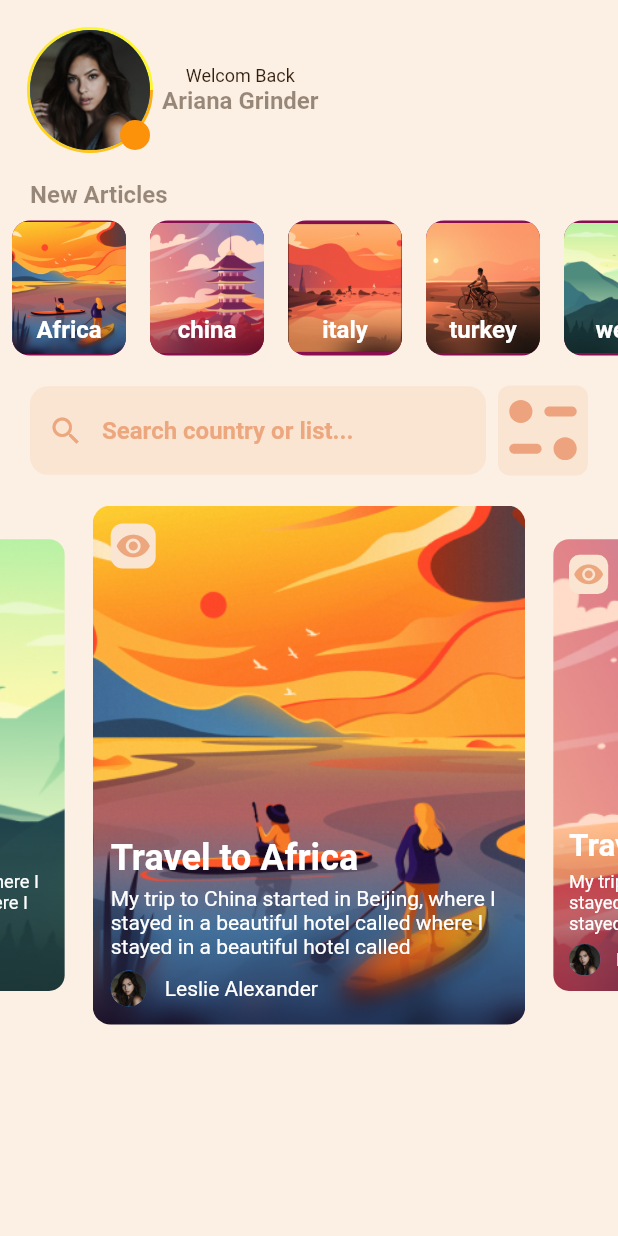
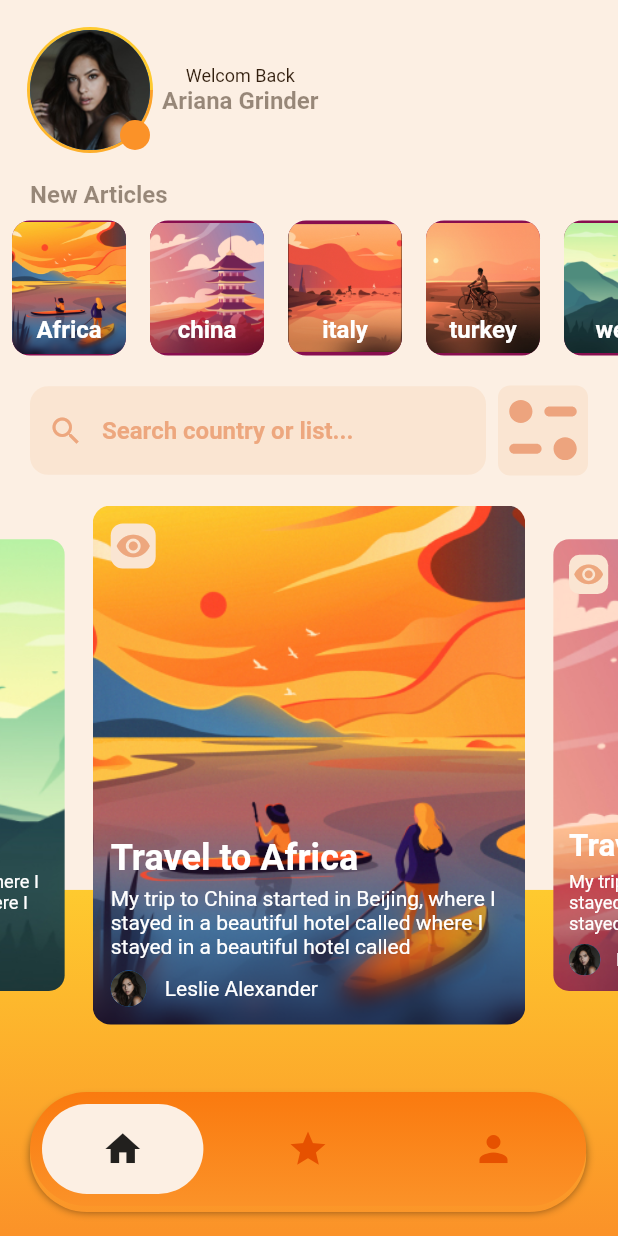
Before and after one commit to Swan1993/ui_app_maktab_khoneh, a Flutter app: the screen it shows after launch, on a phone screen of 412 x 824 dp. Run offline on Flutter 3.47's test engine with Material 2 defaults, Android fonts, the light colour scheme and no system bars; drawn by our look-alikes of carousel_slider; our stand-ins replace flutter_svg.

Commit message:
add bottom nav

```diff
--- a/lib/const/constant.dart
+++ b/lib/const/constant.dart
@@ -8,10 +8,14 @@
 const surfaceTextColor = Color.fromRGBO(237, 167, 126, 1);
 const selectBtmNavColor = Color.fromRGBO(0, 0, 0, 1);
 const unSelectBtmNavColor = Color.fromRGBO(32, 14, 50, 1);
-const primaryColor = Color.fromRGBO(251, 146, 10, 1);
+const primaryColor = Color.fromRGBO(251, 146, 40, 1);
 List<Color> gradiantColor = [
   primaryColor,
-  const Color.fromRGBO(254, 502, 47, 1),
+  const Color.fromRGBO(254, 202, 47, 1),
+];
+List<Color> bottomNavgradiantColor = [
+  const Color.fromRGBO(250, 122, 15, 1),
+  primaryColor,
 ];
 
 //standard size
--- a/lib/home.dart
+++ b/lib/home.dart
@@ -3,6 +3,7 @@
 
 //const
 import 'package:ui_app_maktabkhoneh/const/constant.dart';
+import 'package:ui_app_maktabkhoneh/screen/bottom_navigations_bar.dart';
 import 'package:ui_app_maktabkhoneh/screen/slider.dart';
 
 //widget
@@ -14,12 +15,30 @@
   const Home({Key? key}) : super(key: key);
   @override
   Widget build(BuildContext context) {
-    return const Scaffold(
+    return Scaffold(
       backgroundColor: scaffoldBackgroundColor,
       resizeToAvoidBottomInset: false,
       body: SafeArea(
         child: SizedBox(
-          child: Column(
+          child: Stack(
+            children: [
+              Positioned(
+                bottom: zero,
+                right: zero,
+                left: zero,
+                child: Container(
+                  // width: double.infinity,
+                  height: MediaQuery.of(context).size.height * 0.28,
+                  decoration: BoxDecoration(
+                    gradient: LinearGradient(
+                      colors: gradiantColor,
+                      begin: Alignment.bottomCenter,
+                      end: Alignment.topCenter,
+                    ),
+                  ),
+                ),
+              ),
+              const Column(
                 mainAxisAlignment: MainAxisAlignment.start,
                 children: [
                   UserInfo(),
@@ -38,6 +57,9 @@
                   SliderCarousel(),
                 ],
               ),
+              const BottomNavigationsBar(),
+            ],
+          ),
         ),
       ),
     );
--- /dev/null
+++ b/lib/screen/bottom_navigations_bar.dart
@@ -0,0 +1,87 @@
+import 'package:flutter/material.dart';
+import 'package:ui_app_maktabkhoneh/const/constant.dart';
+
+class BottomNavigationsBar extends StatelessWidget {
+  const BottomNavigationsBar({
+    super.key,
+  });
+
+  @override
+  Widget build(BuildContext context) {
+    return Positioned(
+      bottom: bodymargin,
+      left: bodymargin,
+      child: Container(
+        height: 76,
+        width: MediaQuery.of(context).size.width * 0.90,
+        decoration: BoxDecoration(
+          borderRadius: BorderRadius.circular(xLarge),
+          boxShadow: const [
+            BoxShadow(
+              color: Colors.black45,
+              offset: Offset(0, 4),
+              blurRadius: 4,
+              blurStyle: BlurStyle.outer,
+            ),
+          ],
+          gradient: LinearGradient(
+            colors: bottomNavgradiantColor,
+            begin: Alignment.topCenter,
+            end: Alignment.bottomCenter,
+          ),
+        ),
+        child: Row(
+          children: [
+            Expanded(
+              child: Padding(
+                padding: const EdgeInsets.all(small),
+                child: Container(
+                  height: 66,
+                  decoration: BoxDecoration(
+                      color: scaffoldBackgroundColor,
+                      borderRadius: BorderRadius.circular(xLarge)),
+                  child: const Icon(
+                    Icons.home,
+                    size: 28,
+                  ),
+                ),
+              ),
+            ),
+            Expanded(
+              child: Padding(
+                padding: const EdgeInsets.all(small),
+                child: Container(
+                  height: 66,
+                  decoration: BoxDecoration(
+                      color: Colors.transparent,
+                      borderRadius: BorderRadius.circular(xLarge)),
+                  child: Icon(
+                    Icons.star,
+                    size: 28,
+                    color: Colors.orange.shade900,
+                  ),
+                ),
+              ),
+            ),
+            Expanded(
+              child: Padding(
+                padding: const EdgeInsets.all(small),
+                child: Container(
+                  height: 66,
+                  decoration: BoxDecoration(
+                      color: Colors.transparent,
+                      borderRadius: BorderRadius.circular(xLarge)),
+                  child: Icon(
+                    Icons.person,
+                    size: 28,
+                    color: Colors.orange.shade900,
+                  ),
+                ),
+              ),
+            ),
+          ],
+        ),
+      ),
+    );
+  }
+}
```
Lines whose indentation alone changed are shown as unchanged.
